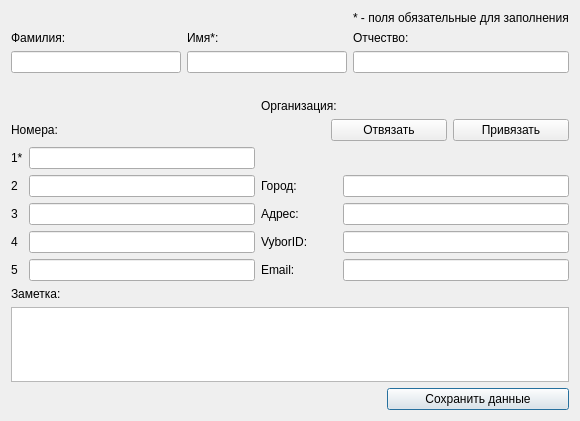
Qt form EditContactDialog.ui (okostynchuk/Outcall) before a commit.
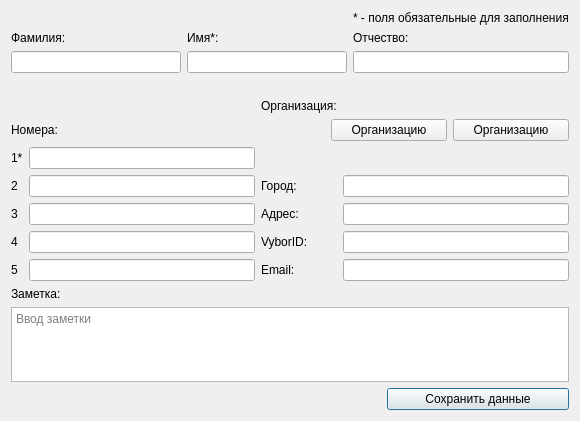
The same form after that commit. Icons and pictures are not drawn.

```diff
--- a/EditContactDialog.ui
+++ b/EditContactDialog.ui
@@ -148,6 +148,12 @@
        </item>
        <item>
         <widget class="QPushButton" name="deleteOrgButton">
+         <property name="maximumSize">
+          <size>
+           <width>16777215</width>
+           <height>23</height>
+          </size>
+         </property>
          <property name="font">
           <font>
            <stylestrategy>PreferDefault</stylestrategy>
@@ -157,7 +163,17 @@
           <enum>Qt::TabFocus</enum>
          </property>
          <property name="text">
-          <string>Отвязать</string>
+          <string>Организацию</string>
+         </property>
+         <property name="icon">
+          <iconset resource="images.qrc">
+           <normaloff>:/images/unbind_R.png</normaloff>:/images/unbind_R.png</iconset>
+         </property>
+         <property name="iconSize">
+          <size>
+           <width>24</width>
+           <height>23</height>
+          </size>
          </property>
          <property name="autoDefault">
           <bool>false</bool>
@@ -166,11 +182,27 @@
        </item>
        <item>
         <widget class="QPushButton" name="addOrgButton">
+         <property name="maximumSize">
+          <size>
+           <width>16777215</width>
+           <height>23</height>
+          </size>
+         </property>
          <property name="focusPolicy">
           <enum>Qt::TabFocus</enum>
          </property>
          <property name="text">
-          <string>Привязать</string>
+          <string>Организацию</string>
+         </property>
+         <property name="icon">
+          <iconset resource="images.qrc">
+           <normaloff>:/images/bind_R.png</normaloff>:/images/bind_R.png</iconset>
+         </property>
+         <property name="iconSize">
+          <size>
+           <width>24</width>
+           <height>23</height>
+          </size>
          </property>
          <property name="autoDefault">
           <bool>false</bool>
@@ -362,6 +394,9 @@
        <property name="tabChangesFocus">
         <bool>true</bool>
        </property>
+       <property name="placeholderText">
+        <string>Ввод заметки</string>
+       </property>
       </widget>
      </item>
     </layout>
```
Left out of the diff: 6 changed lines with no effect on the pictures.
